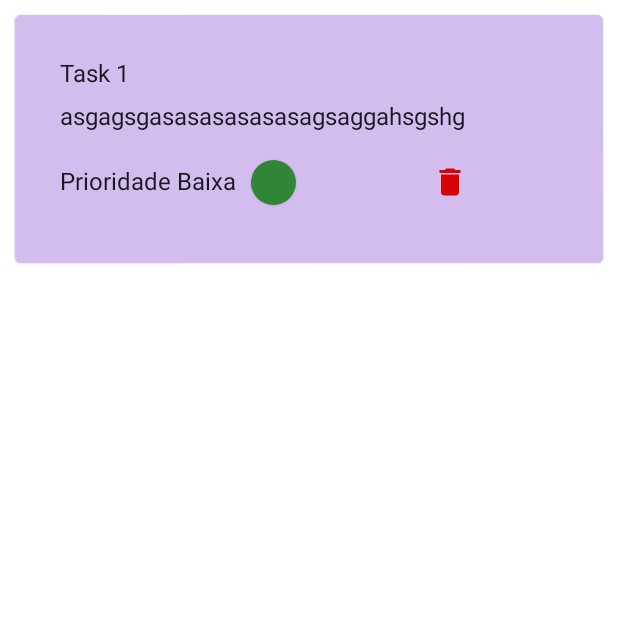
After one commit to AdrianaRoza/lista_tarefas_ompose, an Android app built with Jetpack Compose: the composable TaskItem shown on its own in the app's theme, on a phone screen of 412 x 824 dp, the top half of it. The commit adds this screen. Run offline under Robolectric (Android 15) with nearby library versions, the phone set to English and light mode, and no system bars; our stand-ins replace constraintlayout-compose.

Commit message:
feat: creating fake tasks to validate task list

```diff
--- a/app/build.gradle
+++ b/app/build.gradle
@@ -63,4 +63,6 @@ dependencies {
 
     def nav_version = "2.5.3"
     implementation "androidx.navigation:navigation-compose:$nav_version"
+
+    implementation "androidx.constraintlayout:constraintlayout-compose:1.0.1"
 }
--- /dev/null
+++ b/app/src/main/java/com/adriana/listadetarefascompose/itemlist/TaskItem.kt
@@ -0,0 +1,96 @@
+package com.adriana.listadetarefascompose.itemlist
+
+import androidx.compose.foundation.Image
+import androidx.compose.foundation.layout.fillMaxWidth
+import androidx.compose.foundation.layout.padding
+import androidx.compose.foundation.layout.size
+import androidx.compose.material.Card
+import androidx.compose.material.Icon
+import androidx.compose.material.IconButton
+import androidx.compose.material.Text
+import androidx.compose.runtime.Composable
+import androidx.compose.ui.Modifier
+import androidx.compose.ui.graphics.Color
+import androidx.compose.ui.graphics.vector.ImageVector
+import androidx.compose.ui.res.vectorResource
+import androidx.compose.ui.tooling.preview.Preview
+import androidx.compose.ui.unit.dp
+import androidx.constraintlayout.compose.ConstraintLayout
+import com.adriana.listadetarefascompose.R
+import com.adriana.listadetarefascompose.ui.theme.Purple
+import com.adriana.listadetarefascompose.ui.theme.ShapeCardPriority
+
+@Composable
+fun TaskItem(){
+
+    Card(
+        backgroundColor = Purple,
+        modifier = Modifier
+            .fillMaxWidth()
+            .padding(10.dp)
+    ) {
+
+        ConstraintLayout(
+            modifier = Modifier.padding(20.dp)
+        ) {
+
+            val (txtTitle,txtDescription,cardPriority,txtPriority,btDelete) = createRefs()
+
+            Text(
+                text = "Task 1",
+                modifier = Modifier.constrainAs(txtTitle){
+                    top.linkTo(parent.top, margin = 10.dp)
+                    start.linkTo(parent.start, margin = 10.dp)
+                }
+
+            )
+
+            Text(
+                text = "asgagsgasasasasasasagsaggahsgshg",
+                modifier = Modifier.constrainAs(txtDescription){
+                    top.linkTo(txtTitle.bottom, margin = 10.dp)
+                    start.linkTo(parent.start, margin = 10.dp)
+                }
+
+            )
+
+            Text(
+                text = "Prioridade Baixa",
+                modifier = Modifier.constrainAs(txtPriority){
+                    top.linkTo(txtDescription.bottom, margin = 10.dp)
+                    start.linkTo(parent.start, margin = 10.dp)
+                    bottom.linkTo(parent.bottom, margin = 10.dp)
+                }
+            )
+
+            Card(
+                backgroundColor = Color(0xFF318635),
+                modifier = Modifier
+                    .size(30.dp)
+                    .constrainAs(cardPriority) {
+                        top.linkTo(txtDescription.bottom, margin = 10.dp)
+                        start.linkTo(txtPriority.end, margin = 10.dp)
+                        bottom.linkTo(parent.bottom, margin = 10.dp)
+
+                    },
+                shape = ShapeCardPriority.large
+            ) {
+
+            }
+            IconButton(
+                onClick = {
+
+            },
+                modifier = Modifier.constrainAs(btDelete){
+                    top.linkTo(txtDescription.bottom, margin = 10.dp)
+                    start.linkTo(cardPriority.end, margin = 30.dp)
+                    end.linkTo(parent.end, margin = 10.dp)
+                    bottom.linkTo(parent.bottom, margin = 10.dp)
+                }
+            ) {
+                Image(imageVector = ImageVector.vectorResource(id = R.drawable.ic_delete), contentDescription = null)
+
+            }
+        }
+    }
+}
--- /dev/null
+++ b/app/src/main/java/com/adriana/listadetarefascompose/model/Task.kt
@@ -0,0 +1,7 @@
+package com.adriana.listadetarefascompose.model
+
+data class Task(
+    val task: String? = null,
+    val description: String? = null,
+    val priority: Int? = null
+)
--- a/app/src/main/java/com/adriana/listadetarefascompose/ui/theme/Color.kt
+++ b/app/src/main/java/com/adriana/listadetarefascompose/ui/theme/Color.kt
@@ -8,7 +8,6 @@ val Purple700 = Color(0xFF3700B3)
 val Teal200 = Color(0xFF03DAC5)
 val WHITE = Color(0xFFFFFFFF)
 val BLACK = Color(0xFF090808)
-
 val LIGHT_BLUE = Color(0xFF03A9F4)
 val RADIO_BUTTON_GREEN_DISABLED = Color(0xFF46B34B)
 val RADIO_BUTTON_GREEN_SELECTED = Color(0xFF318635)
@@ -16,3 +15,4 @@ val RADIO_BUTTON_YELLOW_DISABLED = Color(0xFFFFC107)
 val RADIO_BUTTON_YELLOW_SELECTED = Color(0xFFFFEB3B)
 val RADIO_BUTTON_RED_DISABLED = Color(0xFFFF1100)
 val RADIO_BUTTON_RED_SELECTED = Color(0xFFFF1100)
+val Purple = Color(0xFFD3BCEE)
--- a/app/src/main/java/com/adriana/listadetarefascompose/ui/theme/Shape.kt
+++ b/app/src/main/java/com/adriana/listadetarefascompose/ui/theme/Shape.kt
@@ -15,3 +15,9 @@ val ShapeEditText = Shapes(
     medium = RoundedCornerShape(20.dp),
     large = RoundedCornerShape(30.dp)
 )
+
+val ShapeCardPriority = Shapes(
+    small = RoundedCornerShape(30.dp),
+    medium = RoundedCornerShape(50.dp),
+    large = RoundedCornerShape(100.dp)
+)
--- /dev/null
+++ b/app/src/main/res/drawable/ic_delete.xml
@@ -0,0 +1,5 @@
+<vector android:height="24dp" android:tint="#D70303"
+    android:viewportHeight="24" android:viewportWidth="24"
+    android:width="24dp" xmlns:android="http://schemas.android.com/apk/res/android">
+    <path android:fillColor="@android:color/white" android:pathData="M6,19c0,1.1 0.9,2 2,2h8c1.1,0 2,-0.9 2,-2V7H6v12zM19,4h-3.5l-1,-1h-5l-1,1H5v2h14V4z"/>
+</vector>
```
